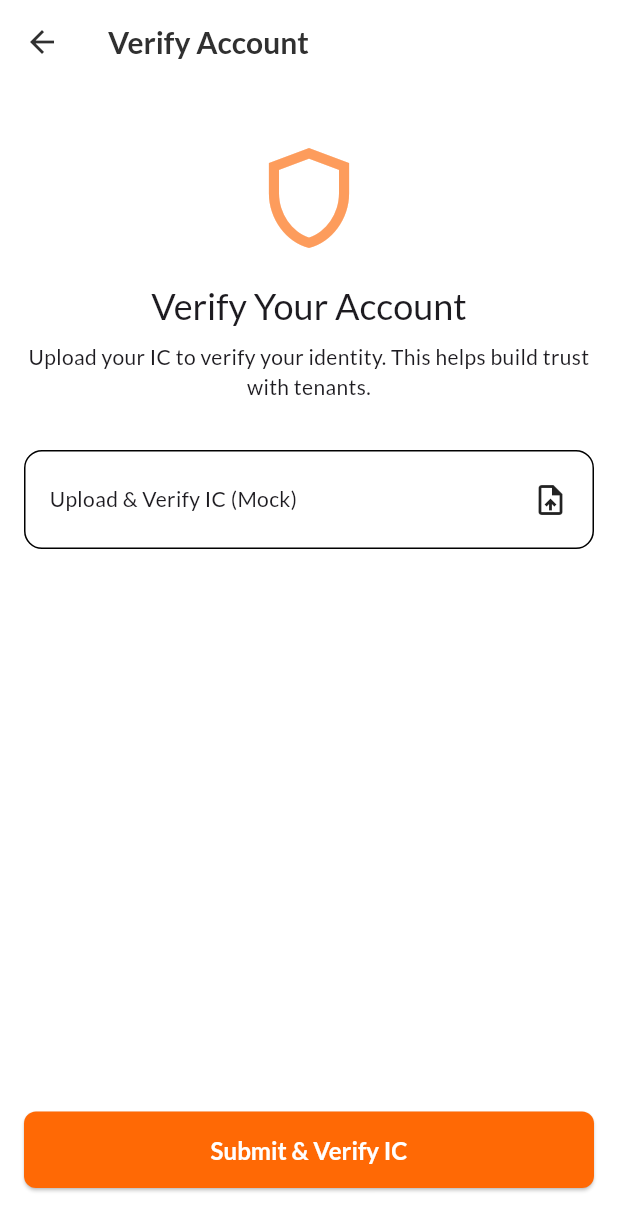
After one commit to qicai14/mae-homiego-app, a Flutter app: the HostVerificationScreen screen opened directly, on a phone screen of 412 x 824 dp. The commit adds this screen. Shown: the top 1231 px of the screen. Run offline on Flutter 3.47's test engine with Material 3 defaults, Android fonts, the phone set to English and light mode, and no system bars; our stand-ins replace flutter_dotenv, flutter_riverpod, geocoding, google_fonts, google_maps_flutter, image_picker and 1 more; accounts and stored records are empty.

Commit message:
HomeOwner Verification

```diff
--- /dev/null
+++ b/lib/features/homeowner/views/host_verification_screen.dart
@@ -0,0 +1,153 @@
+import 'package:flutter/material.dart';
+import 'package:flutter_riverpod/flutter_riverpod.dart';
+import 'package:homiego/core/providers/auth_providers.dart';
+import 'package:homiego/core/services/supabase_client.dart';
+import 'package:homiego/core/utils/show_snackbar.dart';
+import 'package:homiego/features/homeowner/views/host_verification_success_screen.dart';
+
+class HostVerificationScreen extends ConsumerStatefulWidget {
+  const HostVerificationScreen({super.key});
+
+  @override
+  ConsumerState<HostVerificationScreen> createState() =>
+      _HostVerificationScreenState();
+}
+
+class _HostVerificationScreenState
+    extends ConsumerState<HostVerificationScreen> {
+  bool _isLoading = false;
+
+  Future<void> _mockVerify() async {
+    // Prevent multiple submissions
+    if (_isLoading) return;
+
+    if (!mounted) return;
+    setState(() {
+      _isLoading = true;
+    });
+
+    try {
+      final userId = supabase.auth.currentUser?.id;
+      if (userId == null) {
+        throw Exception('User not logged in');
+      }
+
+      // Simulate network delay to show loading screen
+      await Future.delayed(const Duration(seconds: 2));
+
+      // The "Mock" Logic: Update the profile
+      await supabase
+          .from('profiles')
+          .update({'is_verified': true}).eq('id', userId);
+
+      if (!mounted) return;
+
+      // CRITICAL: Invalidate the auth provider to refresh the account screen
+      ref.invalidate(authNotifierProvider);
+
+      // Navigate to success screen
+      Navigator.pushReplacement(
+        context,
+        MaterialPageRoute(
+          builder: (context) => const HostVerificationSuccessScreen(),
+        ),
+      );
+    } catch (e) {
+      if (!mounted) return;
+      showSnackBar(context, 'Error: ${e.toString()}', isError: true);
+    } finally {
+      if (mounted) {
+        setState(() {
+          _isLoading = false;
+        });
+      }
+    }
+  }
+
+  @override
+  Widget build(BuildContext context) {
+    // Screen 2: Show loading UI (image_e2d99d.png)
+    if (_isLoading) {
+      return Scaffold(
+        body: Center(
+          child: Column(
+            mainAxisAlignment: MainAxisAlignment.center,
+            children: [
+              const CircularProgressIndicator(),
+              const SizedBox(height: 20),
+              Text(
+                'Verifying your account...',
+                style: Theme.of(context).textTheme.titleMedium,
+              ),
+              const SizedBox(height: 8),
+              Text(
+                'Please wait a moment.',
+                style: Theme.of(context).textTheme.bodyMedium,
+              ),
+            ],
+          ),
+        ),
+      );
+    }
+
+    // Screen 1: Show verification UI (image_e2d97e.png)
+    return Scaffold(
+      appBar: AppBar(
+        title: const Text('Verify Account'),
+      ),
+      body: Padding(
+        padding: const EdgeInsets.all(16.0),
+        child: Column(
+          crossAxisAlignment: CrossAxisAlignment.stretch,
+          children: [
+            const SizedBox(height: 20),
+            Icon(
+              Icons.shield_outlined,
+              size: 80,
+              color: Theme.of(context).colorScheme.primary,
+            ),
+            const SizedBox(height: 16),
+            Text(
+              'Verify Your Account',
+              style: Theme.of(context).textTheme.headlineSmall,
+              textAlign: TextAlign.center,
+            ),
+            const SizedBox(height: 8),
+            Text(
+              'Upload your IC to verify your identity. This helps build trust with tenants.',
+              style: Theme.of(context).textTheme.bodyMedium,
+              textAlign: TextAlign.center,
+            ),
+            const SizedBox(height: 32),
+            // Mock "Upload Document" button
+            Container(
+              padding: const EdgeInsets.symmetric(horizontal: 16, vertical: 20),
+              decoration: BoxDecoration(
+                color: Theme.of(context).colorScheme.surface,
+                borderRadius: BorderRadius.circular(12),
+                border: Border.all(
+                    color: Theme.of(context).colorScheme.outlineVariant),
+              ),
+              child: const Row(
+                mainAxisAlignment: MainAxisAlignment.spaceBetween,
+                children: [
+                  Text('Upload & Verify IC (Mock)'),
+                  Icon(Icons.upload_file_outlined),
+                ],
+              ),
+            ),
+            const Spacer(),
+            ElevatedButton(
+              onPressed: _mockVerify,
+              style: ElevatedButton.styleFrom(
+                minimumSize: const Size(double.infinity, 50),
+              ),
+              child: const Text('Submit & Verify IC'),
+            ),
+            const SizedBox(height: 16),
+          ],
+        ),
+      ),
+    );
+  }
+}
```
Also changed, not shown: lib/features/homeowner/views/homeowner_account_screen.dart (+64 -15 lines), lib/features/homeowner/views/host_verification_success_screen.dart (added, +50 -0 lines).
